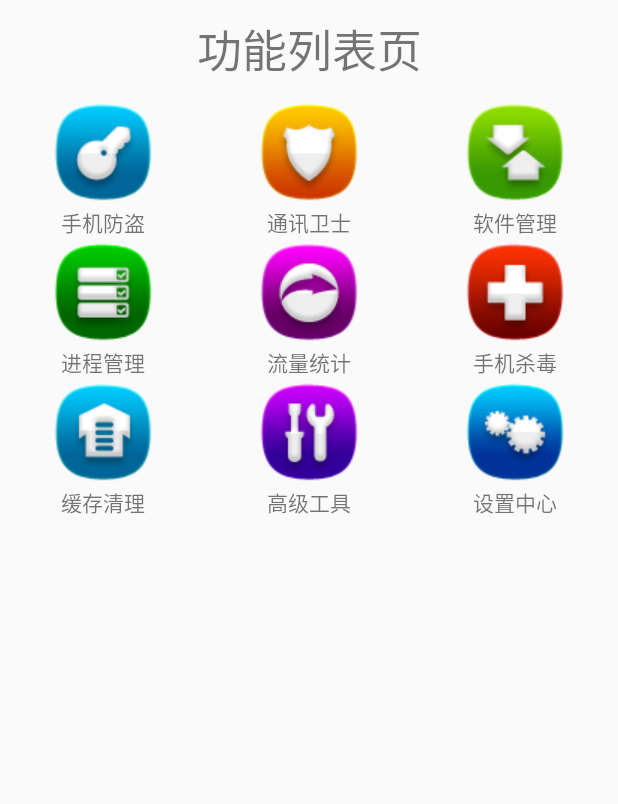
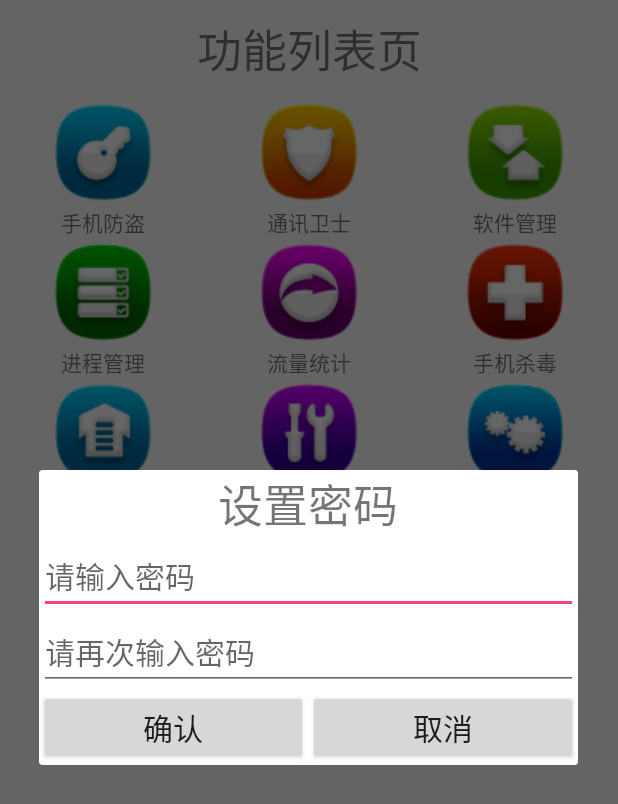
Before and after one commit to akileecn/MyApplication, an Android app: the screen it shows after launch (HomeActivity), after a tap on "手机防盗", on a phone screen of 412 x 824 dp. Shown: the top 804 px of the screen. Run offline under Robolectric (Android 15) with nearby library versions, the phone set to English and light mode, and no system bars; libraries missing offline, so code that uses them is left out: org.xutils.common, org.xutils.http, org.xutils.x; 2 statements that could not run were skipped.

Commit message:
day2 1/2 +1

```diff
--- a/手机安全卫士/src/main/AndroidManifest.xml
+++ b/手机安全卫士/src/main/AndroidManifest.xml
@@ -9,6 +9,7 @@
         android:label="@string/app_name"
         android:supportsRtl="true"
         android:theme="@style/AppTheme" >
+        <!-- 闪屏页 -->
         <activity android:name=".activity.SplashActivity" >
             <intent-filter>
                 <action android:name="android.intent.action.MAIN" />
@@ -16,8 +17,12 @@
                 <category android:name="android.intent.category.LAUNCHER" />
             </intent-filter>
         </activity>
+        <!-- 主页 -->
         <activity android:name=".activity.HomeActivity"/>
+        <!-- 设置中心 -->
         <activity android:name=".activity.SettingActivity"/>
+        <!-- 手机防盗 -->
+        <activity android:name=".activity.SafeActivity"/>
     </application>
 
 </manifest>
--- a/手机安全卫士/src/main/java/cn/aki/mobilesafe/activity/HomeActivity.java
+++ b/手机安全卫士/src/main/java/cn/aki/mobilesafe/activity/HomeActivity.java
@@ -1,17 +1,29 @@
 package cn.aki.mobilesafe.activity;
 
 import android.app.Activity;
+import android.app.AlertDialog;
+import android.content.Context;
 import android.content.Intent;
+import android.content.SharedPreferences;
 import android.os.Bundle;
+import android.os.Handler;
+import android.os.Message;
+import android.text.TextUtils;
+import android.util.Log;
 import android.view.View;
 import android.view.ViewGroup;
 import android.widget.AdapterView;
 import android.widget.BaseAdapter;
+import android.widget.Button;
+import android.widget.EditText;
 import android.widget.GridView;
 import android.widget.ImageView;
 import android.widget.TextView;
+import android.widget.Toast;
 
 import cn.aki.mobilesafe.R;
+import cn.aki.mobilesafe.common.Constants;
+import cn.aki.mobilesafe.utils.Md5Utils;
 
 /**
  * Created by Administrator on 2015/11/10.
@@ -19,6 +31,7 @@ import cn.aki.mobilesafe.R;
  */
 public class HomeActivity extends Activity{
     private GridView glList;
+    private SharedPreferences mSharedPreferences;
     private String[] items={"手机防盗","通讯卫士","软件管理"
                             ,"进程管理","流量统计","手机杀毒"
                             ,"缓存清理","高级工具","设置中心"};
@@ -29,12 +42,16 @@ public class HomeActivity extends Activity{
     protected void onCreate(Bundle savedInstanceState) {
         super.onCreate(savedInstanceState);
         setContentView(R.layout.activity_home);
+        mSharedPreferences=getSharedPreferences(Constants.SharedPreferences.FILE_CONFIG, Context.MODE_PRIVATE);
         glList= (GridView) findViewById(R.id.gl_list);
         glList.setAdapter(new MyAdapter());
         glList.setOnItemClickListener(new AdapterView.OnItemClickListener() {
             @Override
             public void onItemClick(AdapterView<?> parent, View view, int position, long id) {
             switch (position){
+                case 0:
+                    showPasswordDialog();
+                    break;
                 //设置中心
                 case 8:
                     startActivity(new Intent(HomeActivity.this,SettingActivity.class));
@@ -73,4 +90,75 @@ public class HomeActivity extends Activity{
             return view;
         }
     }
+
+    /**
+     * 显示密码对话框
+     */
+    private void showPasswordDialog(){
+        final String oldPassword=mSharedPreferences.getString(Constants.SharedPreferences.KEY_PASSWORD,null);
+        //创建对话框
+        AlertDialog.Builder builder=new AlertDialog.Builder(this);
+        //密码不存在
+        if(TextUtils.isEmpty(oldPassword)){
+            View dialogView=View.inflate(this,R.layout.dialog_set_password,null);
+            builder.setView(dialogView);
+            final EditText etPassword= (EditText) dialogView.findViewById(R.id.et_password);
+            final EditText etConfirmPassword= (EditText) dialogView.findViewById(R.id.et_confirm_password);
+            Button btnOK= (Button) dialogView.findViewById(R.id.btn_ok);
+            Button btnCancel= (Button) dialogView.findViewById(R.id.btn_cancel);
+            final AlertDialog alertDialog=builder.create();
+            btnOK.setOnClickListener(new View.OnClickListener() {
+                @Override
+                public void onClick(View v) {
+                    String password = etPassword.getText().toString();
+                    String confirmPassword=etConfirmPassword.getText().toString();
+                    if (TextUtils.isEmpty(password)||TextUtils.isEmpty(confirmPassword)) {
+                        Toast.makeText(HomeActivity.this, "请输入密码", Toast.LENGTH_SHORT).show();
+                    }else if (!password.equals(confirmPassword)){
+                        Toast.makeText(HomeActivity.this,"两次密码不一致",Toast.LENGTH_SHORT).show();
+                    } else {
+                        mSharedPreferences.edit().putString(Constants.SharedPreferences.KEY_PASSWORD, Md5Utils.encode(password)).apply();
+                        alertDialog.dismiss();
+                        startActivity(new Intent(HomeActivity.this, SafeActivity.class));
+                    }
+                }
+            });
+            btnCancel.setOnClickListener(new View.OnClickListener() {
+                @Override
+                public void onClick(View v) {
+                    alertDialog.dismiss();
+                }
+            });
+            alertDialog.show();
+        }else{
+            View dialogView=View.inflate(this,R.layout.dialog_input_password,null);
+            builder.setView(dialogView);
+            final EditText etPassword= (EditText) dialogView.findViewById(R.id.et_password);
+            Button btnOK= (Button) dialogView.findViewById(R.id.btn_ok);
+            Button btnCancel= (Button) dialogView.findViewById(R.id.btn_cancel);
+            final AlertDialog alertDialog=builder.create();
+            btnOK.setOnClickListener(new View.OnClickListener() {
+                @Override
+                public void onClick(View v) {
+                    String password = etPassword.getText().toString();
+                    if (TextUtils.isEmpty(password)) {
+                        Toast.makeText(HomeActivity.this, "请输入密码", Toast.LENGTH_SHORT).show();
+                    } else if(!oldPassword.equals(Md5Utils.encode(password))){
+                        Toast.makeText(HomeActivity.this, "密码错误", Toast.LENGTH_SHORT).show();
+                    }else{
+                        alertDialog.dismiss();
+                        startActivity(new Intent(HomeActivity.this, SafeActivity.class));
+                    }
+                }
+            });
+            btnCancel.setOnClickListener(new View.OnClickListener() {
+                @Override
+                public void onClick(View v) {
+                    alertDialog.dismiss();
+                }
+            });
+            alertDialog.show();
+        }
+    }
+
 }
--- a/手机安全卫士/src/main/java/cn/aki/mobilesafe/activity/SplashActivity.java
+++ b/手机安全卫士/src/main/java/cn/aki/mobilesafe/activity/SplashActivity.java
@@ -15,6 +15,8 @@ import android.os.Handler;
 import android.os.Message;
 import android.util.Log;
 import android.view.View;
+import android.view.animation.AlphaAnimation;
+import android.widget.RelativeLayout;
 import android.widget.TextView;
 import android.widget.Toast;
 
@@ -81,6 +83,11 @@ public class SplashActivity extends Activity {
             //延迟发送信息
             handler.sendEmptyMessageDelayed(WHAT_GO_HOME,2000);
         }
+        RelativeLayout rlRoot= (RelativeLayout) findViewById(R.id.rl_root);
+        //动画显示
+        AlphaAnimation animation=new AlphaAnimation(0.3f,1f);
+        animation.setDuration(2000);
+        rlRoot.startAnimation(animation);
     }
 
     /**
--- a/手机安全卫士/src/main/java/cn/aki/mobilesafe/view/SettingItemView.java
+++ b/手机安全卫士/src/main/java/cn/aki/mobilesafe/view/SettingItemView.java
@@ -47,6 +47,7 @@ public class SettingItemView extends RelativeLayout {
             tvTitle.setText(title);
             mEnableDesc=typedArray.getString(R.styleable.SettingItemView_enable_desc);
             mDisableDesc=typedArray.getString(R.styleable.SettingItemView_disable_desc);
+            typedArray.recycle();
         }
     }
 
--- a/手机安全卫士/src/main/res/layout/activity_splash.xml
+++ b/手机安全卫士/src/main/res/layout/activity_splash.xml
@@ -1,6 +1,8 @@
 <?xml version="1.0" encoding="utf-8"?>
 <RelativeLayout xmlns:android="http://schemas.android.com/apk/res/android"
-    xmlns:tools="http://schemas.android.com/tools" android:layout_width="match_parent"
+    xmlns:tools="http://schemas.android.com/tools"
+    android:id="@+id/rl_root"
+    android:layout_width="match_parent"
     android:layout_height="match_parent" android:paddingLeft="@dimen/activity_horizontal_margin"
     android:paddingRight="@dimen/activity_horizontal_margin"
     android:paddingTop="@dimen/activity_vertical_margin"
--- /dev/null
+++ b/手机安全卫士/src/main/res/layout/dialog_set_password.xml
@@ -0,0 +1,45 @@
+<?xml version="1.0" encoding="utf-8"?>
+<LinearLayout xmlns:android="http://schemas.android.com/apk/res/android"
+    android:orientation="vertical" android:layout_width="match_parent"
+    android:layout_height="match_parent">
+    <TextView
+        android:layout_width="match_parent"
+        android:layout_height="wrap_content"
+        android:gravity="center_horizontal"
+        android:text="设置密码"
+        android:textSize="30dp"/>
+    <EditText
+        android:id="@+id/et_password"
+        android:layout_width="match_parent"
+        android:layout_height="wrap_content"
+        android:inputType="textPassword"
+        android:hint="请输入密码"
+        android:textSize="20dp"/>
+    <EditText
+        android:id="@+id/et_confirm_password"
+        android:layout_width="match_parent"
+        android:layout_height="wrap_content"
+        android:inputType="textPassword"
+        android:hint="请再次输入密码"
+        android:textSize="20dp"/>
+    <LinearLayout
+        android:layout_width="match_parent"
+        android:layout_height="wrap_content"
+        android:orientation="horizontal"
+        android:layout_gravity="center_horizontal"
+        >
+        <Button android:id="@+id/btn_ok"
+            android:layout_width="wrap_content"
+            android:layout_height="match_parent"
+            android:layout_weight="1"
+            android:text="确认"
+            android:textSize="20dp"/>
+        <Button android:id="@+id/btn_cancel"
+            android:layout_width="wrap_content"
+            android:layout_height="match_parent"
+            android:layout_weight="1"
+            android:text="取消"
+            android:textSize="20dp"/>
+    </LinearLayout>
+
+</LinearLayout>
--- a/手机安全卫士/src/main/res/values/colors.xml
+++ b/手机安全卫士/src/main/res/values/colors.xml
@@ -4,4 +4,5 @@
     <color name="colorPrimaryDark">#303F9F</color>
     <color name="colorAccent">#FF4081</color>
     <color name="black">#000</color>
+    <color name="grey">#6000</color>
 </resources>
```
Also changed, not shown: 手机安全卫士/src/main/java/cn/aki/mobilesafe/activity/SafeActivity.java (added, +28 -0 lines), 手机安全卫士/src/main/java/cn/aki/mobilesafe/common/Constants.java (+9 -0 lines), 手机安全卫士/src/main/java/cn/aki/mobilesafe/utils/Md5Utils.java (added, +36 -0 lines), 手机安全卫士/src/main/res/layout/activity_safe.xml (added, +59 -0 lines), 手机安全卫士/src/main/res/layout/dialog_input_password.xml (added, +38 -0 lines), 手机安全卫士/src/main/res/values/styles.xml (+7 -0 lines), 手机安全卫士/src/main/res/drawable/lock.png (added), 手机安全卫士/src/main/res/drawable/unlock.png (added).
